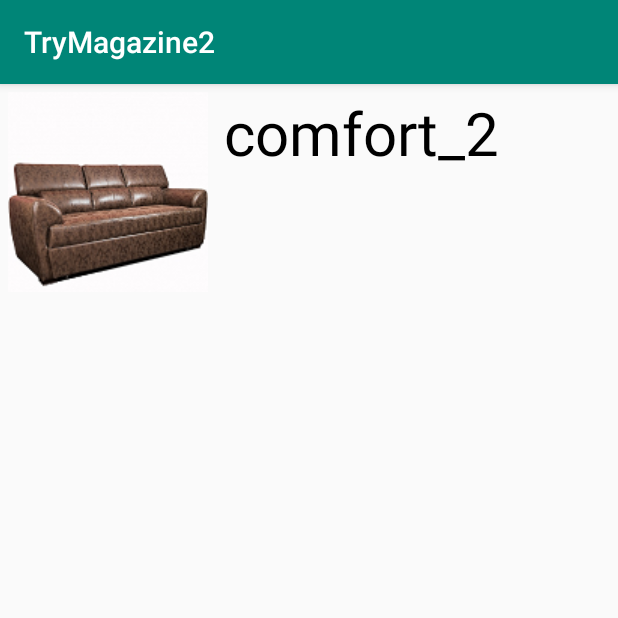
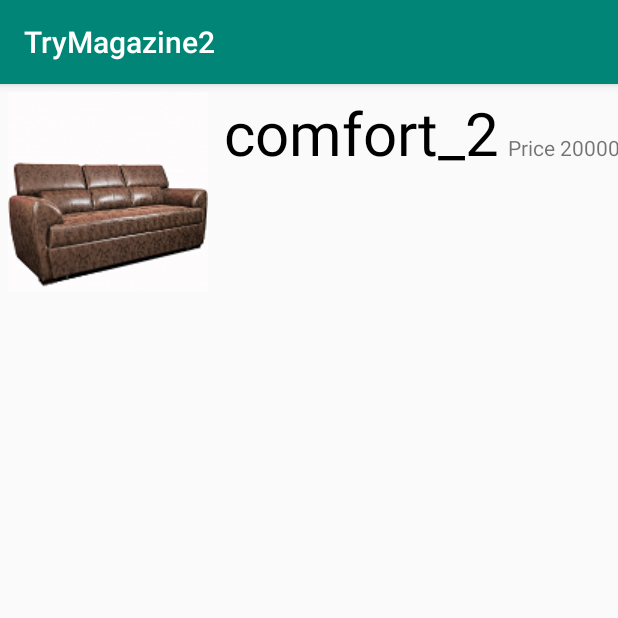
Before and after one commit to AndymillDev/main-repo, an Android app: the screen it shows after launch (ItemCardActivity), after a tap on "comfort_2", on a phone screen of 412 x 824 dp, the top half of it. Run offline under Robolectric (Android 15) with nearby library versions, the phone set to English and light mode, and no system bars; our stand-ins replace CircleImageView; pictures from the network do not load.

Commit message:
Magazine version 2 release with images in app,terrible realise with findResId,gridLayout in called Activity

```diff
--- a/app/src/main/java/com/example/trymagazine2/ItemCardActivity.java
+++ b/app/src/main/java/com/example/trymagazine2/ItemCardActivity.java
@@ -8,6 +8,7 @@ import android.view.View;
 import android.widget.GridLayout;
 import android.widget.ImageView;
 import android.widget.RelativeLayout;
+import android.widget.TableRow;
 import android.widget.TextView;
 
 public class ItemCardActivity extends AppCompatActivity {
@@ -19,6 +20,7 @@ public class ItemCardActivity extends AppCompatActivity {
     GridLayout FieldLayout;
     RelativeLayout rl;
     TextView tv;
+    TextView tvPrice;
     ImageView im ;
 
     protected void onCreate(@Nullable Bundle savedInstanceState) {
@@ -27,10 +29,12 @@ public class ItemCardActivity extends AppCompatActivity {
         Log.d(TAG, "onCreate itemCardActivity: started.");
 
         tv = findViewById(R.id.textView);
+        tvPrice = findViewById(R.id.PriceTextView);
         im = findViewById(R.id.view_image_drawable);
         rl = findViewById(R.id.relative_layout_item);
         rl.removeView(tv);
         rl.removeView(im);
+        rl.removeView(tvPrice);
 
 
         Create(FieldLayout);
@@ -47,9 +51,11 @@ public class ItemCardActivity extends AppCompatActivity {
 
         FieldLayout.addView(im,0);
         FieldLayout.addView(tv,1);
+        FieldLayout.addView(tvPrice,2);
         rl.addView(FieldLayout);
         textName = getIntent().getStringExtra("something");
         tv.setText(textName);
+        tvPrice.setText("Price 20000");
 
         int i = textName.indexOf("_")+1;
         String imageName = textName.substring(i);
--- a/app/src/main/res/layout/item_card_layout.xml
+++ b/app/src/main/res/layout/item_card_layout.xml
@@ -25,4 +25,10 @@
         android:textSize="40sp"
         android:textColor="#000"
         android:text="Это вторая Activity" />
+
+    <TextView
+        android:id="@+id/PriceTextView"
+        android:layout_height="wrap_content"
+        android:layout_width="wrap_content"/>
+
 </RelativeLayout>
```
